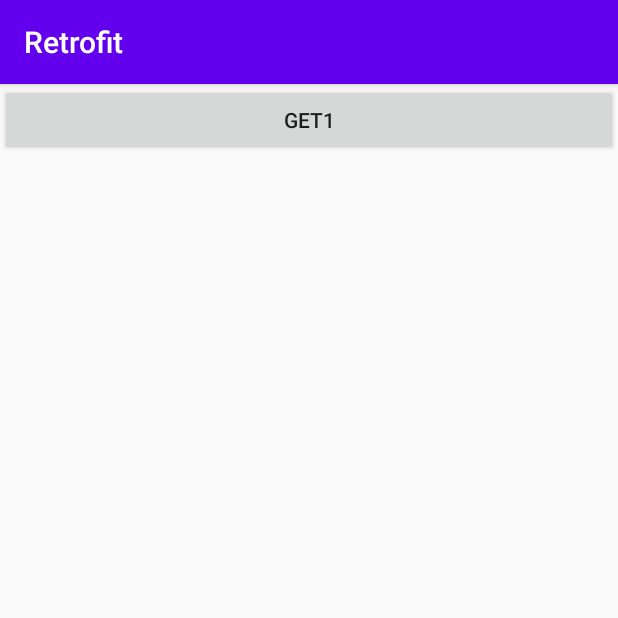
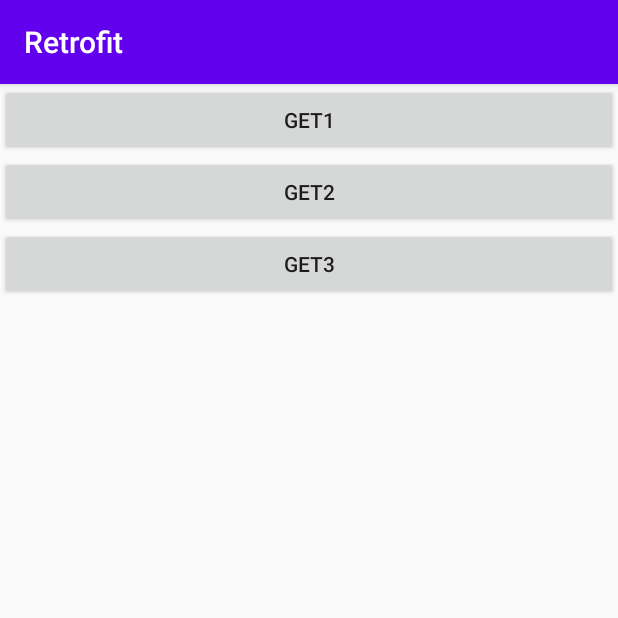
Before and after one commit to anwanfei/LiveBroadcast1908A, an Android app: the screen it shows after launch (MainActivity), on a phone screen of 412 x 824 dp, the top half of it. Run offline under Robolectric (Android 15) with nearby library versions, the phone set to English and light mode, and no system bars.

Commit message:
retrofit get2  get3

```diff
--- a/retrofit/src/main/java/com/anfly/retrofit/ApiServer.java
+++ b/retrofit/src/main/java/com/anfly/retrofit/ApiServer.java
@@ -1,8 +1,12 @@
 package com.anfly.retrofit;
+
+import java.util.Map;
 
 import okhttp3.ResponseBody;
 import retrofit2.Call;
 import retrofit2.http.GET;
+import retrofit2.http.Query;
+import retrofit2.http.QueryMap;
 
 public interface ApiServer {
     //必须以 “/” 结尾
@@ -10,4 +14,11 @@
 
     @GET("dish_list.php?stage_id=1&limit=20&page=1")
     Call<ResponseBody> get1();
+
+    @GET("dish_list.php")
+    Call<ResponseBody> get2(@Query("stage_id") String stage_id, @Query("limit") String limit, @Query("page") String page);
+
+    @GET("dish_list.php")
+    Call<ResponseBody> get3(@QueryMap Map<String, String> map);
+
 }
--- a/retrofit/src/main/res/layout/activity_main.xml
+++ b/retrofit/src/main/res/layout/activity_main.xml
@@ -13,4 +13,18 @@
         android:text="get1"
         app:layout_constraintTop_toTopOf="parent" />
 
+    <Button
+        android:id="@+id/btn_get2"
+        android:layout_width="match_parent"
+        android:layout_height="wrap_content"
+        android:text="get2"
+        app:layout_constraintTop_toBottomOf="@id/btn_get1" />
+
+    <Button
+        android:id="@+id/btn_get3"
+        android:layout_width="match_parent"
+        android:layout_height="wrap_content"
+        android:text="get3"
+        app:layout_constraintTop_toBottomOf="@id/btn_get2" />
+
 </androidx.constraintlayout.widget.ConstraintLayout>
```
Also changed, not shown: retrofit/src/main/java/com/anfly/retrofit/MainActivity.java (+78 -0 lines).
